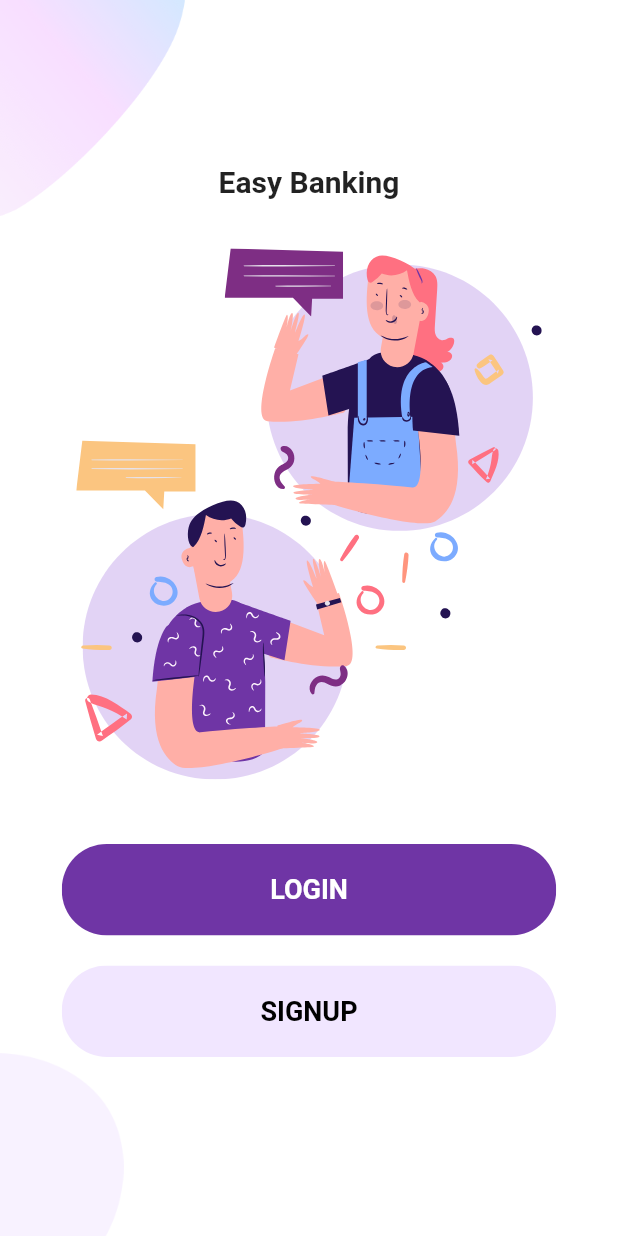
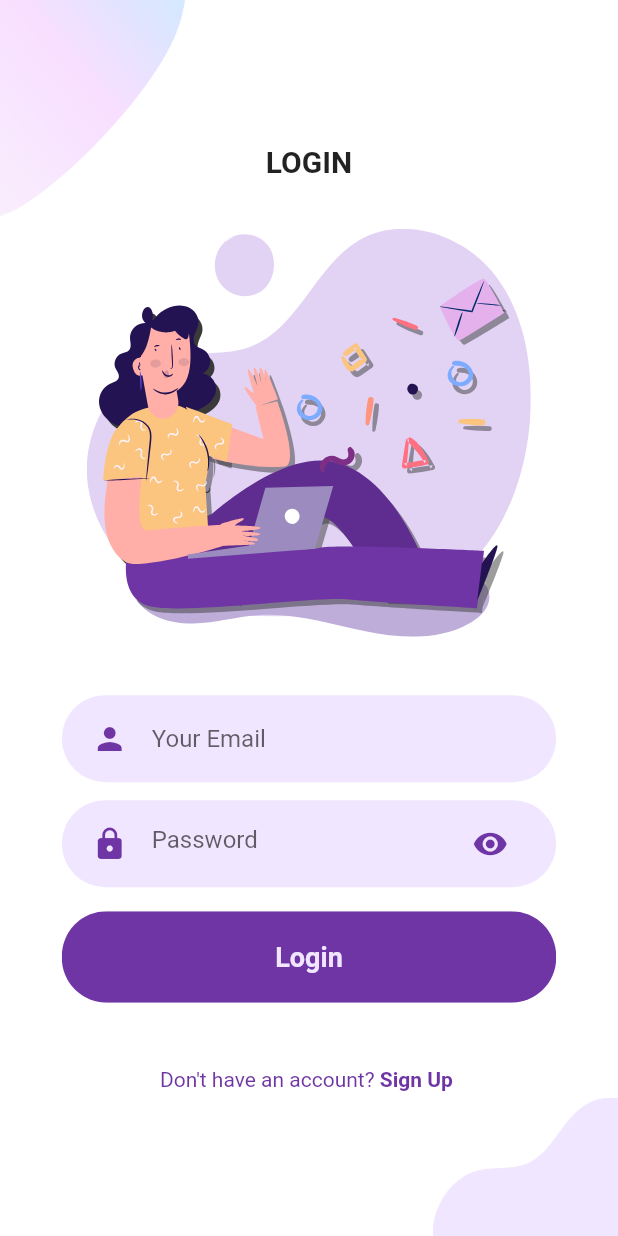
Before and after one commit to lakitha96/easy_banking, a Flutter app: the screen it shows after launch, after a tap on "LOGIN", on a phone screen of 412 x 824 dp. Run offline on Flutter 3.47's test engine with Material 2 defaults, Android fonts, the phone set to English and light mode, and no system bars; our stand-ins replace flutter_svg.

Commit message:
New: login_screen added.

```diff
--- a/lib/components/rounded_button.dart
+++ b/lib/components/rounded_button.dart
@@ -6,12 +6,12 @@ import '../constants.dart';
 
 class RoundedButton extends StatelessWidget {
   final String text;
-  final Function press;
+  final void Function()? onPressed;
   final Color backgroundColor, foregroundColor, textColor;
   const RoundedButton({
     Key? key,
     required this.text,
-    required this.press,
+    required this.onPressed,
     this.backgroundColor = kPrimaryColor,
     this.foregroundColor = kPrimaryLightColor,
     this.textColor = Colors.white,
@@ -21,7 +21,7 @@ class RoundedButton extends StatelessWidget {
   Widget build(BuildContext context) {
     Size size = MediaQuery.of(context).size;
     return Container(
-      margin: EdgeInsets.symmetric(vertical: 10),
+      margin: const EdgeInsets.symmetric(vertical: 10),
       width: size.width * 0.8,
       child: ClipRRect(
         borderRadius: BorderRadius.circular(30),
@@ -37,9 +37,7 @@ class RoundedButton extends StatelessWidget {
                 color: textColor,
               )
           ),
-          onPressed: (){
-            press;
-          },
+          onPressed: onPressed,
           child: (
               Text(
                 text,
--- a/lib/screens/components/body.dart
+++ b/lib/screens/components/body.dart
@@ -1,9 +1,9 @@
-
 import 'package:easy_banking/constants.dart';
 import 'package:flutter/material.dart';
 import 'package:flutter_svg/svg.dart';
 
 import '../../components/rounded_button.dart';
+import '../login/login_screen.dart';
 import 'background.dart';
 
 class Body extends StatelessWidget {
@@ -17,29 +17,29 @@ class Body extends StatelessWidget {
           children: <Widget>[
             const Text(
               "Easy Banking",
-                  style: TextStyle(
-                      fontWeight: FontWeight.bold,
-                      fontSize: 20
+              style: TextStyle(fontWeight: FontWeight.bold, fontSize: 20),
             ),
-                ),
-                SizedBox(
-                    height: size.height * 0.04
-                ),
-                SvgPicture.asset(
-                    "assets/icons/chat.svg",
-                    height: size.height * 0.43
-                ),
-                SizedBox(
-                    height: size.height * 0.04
-                ),
+            SizedBox(height: size.height * 0.04),
+            SvgPicture.asset("assets/icons/chat.svg",
+                height: size.height * 0.43),
+            SizedBox(height: size.height * 0.04),
             RoundedButton(
               text: "LOGIN",
-                  press: () {},
+              onPressed: () {
+                Navigator.push(
+                  context,
+                  MaterialPageRoute(
+                    builder: (context) {
+                      return LoginScreen();
+                    },
+                  ),
+                );
+              },
               foregroundColor: Colors.white,
             ),
             RoundedButton(
               text: "SIGNUP",
-                  press: () {},
+              onPressed: () {},
               backgroundColor: kPrimaryLightColor,
               foregroundColor: Colors.black,
               textColor: Colors.black,
--- /dev/null
+++ b/lib/screens/login/components/already_have_account_check.dart
@@ -0,0 +1,30 @@
+import 'package:flutter/material.dart';
+
+import '../../../constants.dart';
+
+class AlreadyHaveAccountCheck extends StatelessWidget {
+  final bool login;
+  final void Function()? onPressed;
+
+  const AlreadyHaveAccountCheck({
+    Key? key,
+    this.login = true,
+    required this.onPressed,
+  }) : super(key: key);
+
+  @override
+  Widget build(BuildContext context) {
+    return Row(
+      mainAxisAlignment: MainAxisAlignment.center,
+      children: <Widget>[
+        Text(login ? "Don't have an account? " : "Already have an Account ?",
+            style: const TextStyle(color: kPrimaryColor)),
+        GestureDetector(
+            onTap: onPressed,
+            child: Text(login ? "Sign Up " : "Log In",
+                style: const TextStyle(
+                    color: kPrimaryColor, fontWeight: FontWeight.bold)))
+      ],
+    );
+  }
+}
--- /dev/null
+++ b/lib/screens/login/components/background.dart
@@ -0,0 +1,40 @@
+import 'package:flutter/material.dart';
+
+class Background extends StatelessWidget {
+  final Widget child;
+  const Background({
+    Key? key,
+    required this.child,
+  }) : super(key: key);
+
+  @override
+  Widget build(BuildContext context) {
+    Size size = MediaQuery.of(context).size;
+    return Container(
+      width: double.infinity,
+      height: size.height,
+      child: Stack(
+        alignment: Alignment.center,
+        children: <Widget>[
+          Positioned(
+            top: 0,
+            left: 0,
+            child: Image.asset(
+              "assets/images/main_top.png",
+              width: size.width * 0.3,
+            ),
+          ),
+          Positioned(
+            bottom: 0,
+            right: 0,
+            child: Image.asset(
+              "assets/images/login_bottom.png",
+              width: size.width * 0.3,
+            ),
+          ),
+          child,
+        ],
+      ),
+    );
+  }
+}
--- /dev/null
+++ b/lib/screens/login/components/body.dart
@@ -0,0 +1,46 @@
+import 'package:easy_banking/components/rounded_button.dart';
+import 'package:easy_banking/screens/login/components/already_have_account_check.dart';
+import 'package:easy_banking/screens/login/components/background.dart';
+import 'package:easy_banking/screens/login/components/rounded_input_screen.dart';
+import 'package:easy_banking/screens/login/components/rounded_password_field.dart';
+import 'package:flutter/material.dart';
+import 'package:flutter_svg/svg.dart';
+
+
+class Body extends StatelessWidget {
+  const Body({
+    Key? key,
+  }) : super(key: key);
+
+  @override
+  Widget build(BuildContext context) {
+    Size size = MediaQuery
+        .of(context)
+        .size;
+    return Background(
+      child: Column(
+        mainAxisAlignment: MainAxisAlignment.center,
+        children: <Widget>[
+          const Text("LOGIN",
+              style: TextStyle(fontWeight: FontWeight.bold, fontSize: 20)),
+          SizedBox(height: size.height * 0.04),
+          SvgPicture.asset("assets/icons/login.svg",
+              height: size.height * 0.33),
+          SizedBox(height: size.height * 0.04),
+          RoundedInputField(
+            hintText: "Your Email",
+            onValueChanged: (value) {},
+          ),
+          RoundedPasswordField(
+            onValueChanged: (value) {},
+          ),
+          RoundedButton(text: "Login", onPressed: () {}),
+          SizedBox(height: size.height * 0.04),
+          AlreadyHaveAccountCheck(
+            onPressed: () {}
+          )
+        ],
+      ),
+    );
+  }
+}
--- /dev/null
+++ b/lib/screens/login/components/rounded_input_screen.dart
@@ -0,0 +1,34 @@
+import 'package:easy_banking/screens/login/components/text_field_container.dart';
+import 'package:flutter/material.dart';
+
+import '../../../constants.dart';
+
+class RoundedInputField extends StatelessWidget {
+  final String hintText;
+  final IconData iconData;
+  final ValueChanged? onValueChanged;
+  const RoundedInputField({
+    Key? key,
+    required this.hintText,
+    this.iconData = Icons.person,
+    required this.onValueChanged,
+  }) : super(key: key);
+
+  @override
+  Widget build(BuildContext context) {
+    return TextFieldContainer(
+      child: TextField(
+        onChanged: onValueChanged,
+        cursorColor: kPrimaryColor,
+        decoration: InputDecoration(
+            icon: Icon(
+              iconData,
+              color: kPrimaryColor,
+            ),
+            hintText: hintText,
+            border: InputBorder.none
+        ),
+      ),
+    );
+  }
+}
--- /dev/null
+++ b/lib/screens/login/components/rounded_password_field.dart
@@ -0,0 +1,27 @@
+import 'package:easy_banking/screens/login/components/text_field_container.dart';
+import 'package:flutter/material.dart';
+
+import '../../../constants.dart';
+
+class RoundedPasswordField extends StatelessWidget {
+  final ValueChanged? onValueChanged;
+  const RoundedPasswordField({
+    Key? key,
+    this.onValueChanged,
+  }) : super(key: key);
+
+  @override
+  Widget build(BuildContext context) {
+    return TextFieldContainer(
+        child: TextField(
+          obscureText: true,
+          onChanged: onValueChanged,
+          decoration: const InputDecoration(
+            hintText: "Password",
+            icon: Icon(Icons.lock, color: kPrimaryColor),
+            suffixIcon: Icon(Icons.visibility, color: kPrimaryColor),
+            border: InputBorder.none,
+          ),
+        ));
+  }
+}
--- /dev/null
+++ b/lib/screens/login/components/text_field_container.dart
@@ -0,0 +1,30 @@
+import 'package:flutter/material.dart';
+
+import '../../../constants.dart';
+
+class TextFieldContainer extends StatelessWidget {
+  final Widget child;
+
+  const TextFieldContainer({
+    Key? key,
+    required this.child,
+  }) : super(key: key);
+
+  @override
+  Widget build(BuildContext context) {
+    Size size = MediaQuery
+        .of(context)
+        .size;
+
+    return Container(
+      width: size.width * 0.8,
+      margin: const EdgeInsets.symmetric(vertical: 6),
+      padding: const EdgeInsets.symmetric(horizontal: 20, vertical: 5),
+      decoration: BoxDecoration(
+        color: kPrimaryLightColor,
+        borderRadius: BorderRadius.circular(30),
+      ),
+      child: child,
+    );
+  }
+}
--- a/lib/screens/login/login_screen.dart
+++ b/lib/screens/login/login_screen.dart
@@ -0,0 +1,11 @@
+import 'package:easy_banking/screens/login/components/body.dart';
+import 'package:flutter/material.dart';
+
+
+class LoginScreen extends StatelessWidget {
+  @override
+  Widget build(BuildContext context) {
+    return const Scaffold(
+        body: Body());
+  }
+}
```
Lines whose indentation alone changed are shown as unchanged.
